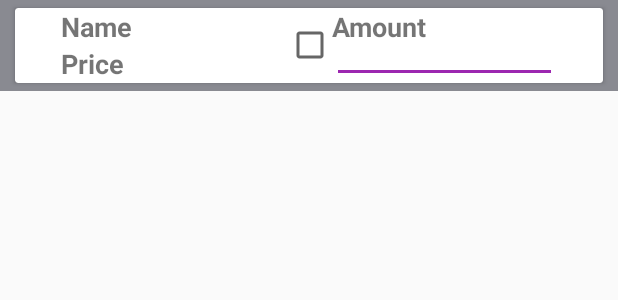
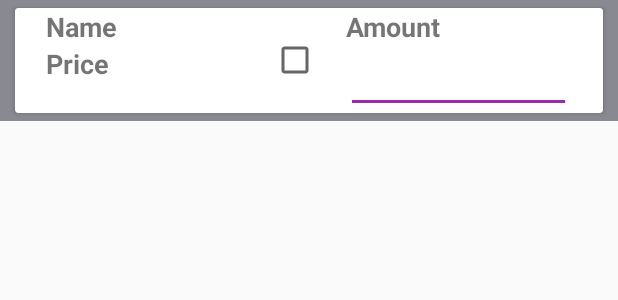
Before and after one commit to Unzferk/Rest, an Android app: the layout dish_order_row.xml on its own in the app's theme, with its tools: preview values and no code run, on a phone screen of 412 x 824 dp. Shown: the top 300 px of the screen. Run offline under Robolectric (Android 15) with nearby library versions, the phone set to English and light mode, and no system bars.

Commit message:
pinche checkbox a ver si asi da

```diff
--- a/app/src/main/res/layout/dish_order_row.xml
+++ b/app/src/main/res/layout/dish_order_row.xml
@@ -43,16 +43,22 @@
                     android:textStyle="bold"/>
             </LinearLayout>
 
+            <LinearLayout
+                android:layout_width="50dp"
+                android:layout_height="match_parent"
+                android:orientation="vertical">
+
                 <CheckBox
                     android:id="@+id/check_add"
-                android:layout_width="0dp"
-                android:layout_height="50dp"
+                    android:layout_width="30dp"
+                    android:layout_height="0dp"
                     android:layout_weight="0.1"
                     android:drawableStart="@color/colorBorder"
                     android:drawableTop="@color/colorBorder"
                     android:drawableEnd="@color/colorBorder"
                     android:drawableBottom="@color/colorBorder"
                     android:gravity="center" />
+            </LinearLayout>
 
             <LinearLayout
                 android:layout_width="150dp"
```
Lines whose indentation alone changed are shown as unchanged.
